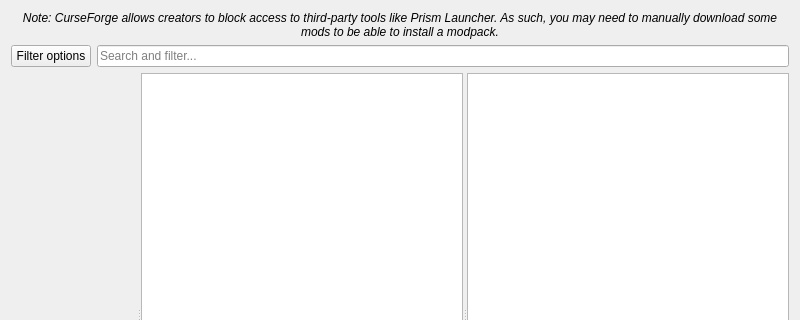
PrismLauncher/PrismLauncher, file launcher/ui/pages/modplatform/flame/FlamePage.ui: the form before one commit; both pictures show x 0 to 800 and y 0 to 320 of the 800 by 600 pixel window.
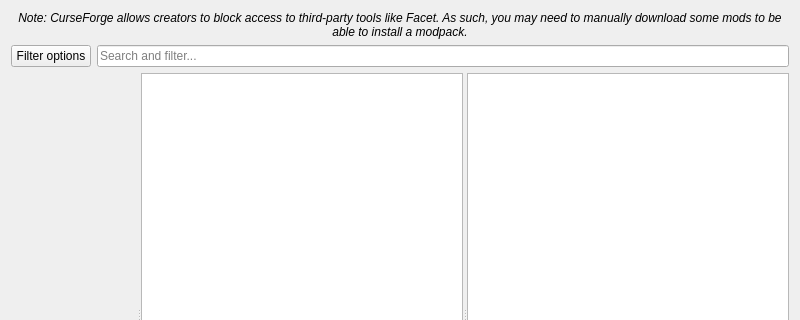
The form after the commit. Custom widgets are drawn as their Qt base class.

Commit message: Rebrand fork as Facet

Diff of the .ui file:
```diff
--- a/launcher/ui/pages/modplatform/flame/FlamePage.ui
+++ b/launcher/ui/pages/modplatform/flame/FlamePage.ui
@@ -19,7 +19,7 @@
       </font>
      </property>
      <property name="text">
-      <string>Note: CurseForge allows creators to block access to third-party tools like Prism Launcher. As such, you may need to manually download some mods to be able to install a modpack.</string>
+      <string>Note: CurseForge allows creators to block access to third-party tools like Facet. As such, you may need to manually download some mods to be able to install a modpack.</string>
      </property>
      <property name="alignment">
       <set>Qt::AlignCenter</set>
```
The commit also changes 49 other files.
